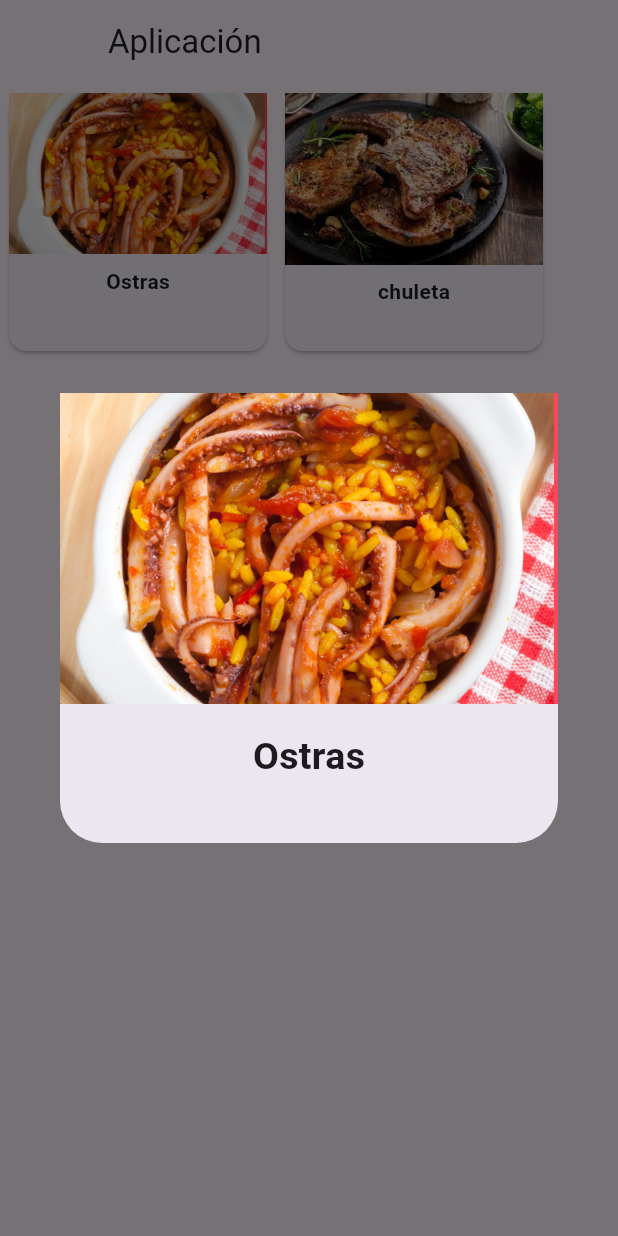
After one commit to nonimusCode/loginFlutter, a Flutter app: the MenuDesk screen opened directly, after a tap on "Ostras", on a phone screen of 412 x 824 dp. The commit adds this screen. Run offline on Flutter 3.47's test engine with Material 3 defaults, Android fonts, the phone set to English and light mode, and no system bars; our stand-ins replace bloc, flutter_bloc; network calls fail.

Commit message:
Menu HomePageconAssets

```diff
--- a/lib/main.dart
+++ b/lib/main.dart
@@ -2,9 +2,6 @@ import 'package:flutter/material.dart';
 import 'package:flutter_bloc/flutter_bloc.dart';
 import 'package:login/flutter_bloc/auth_bloc.dart';
 import 'package:login/screans/home_page.dart';
-import 'package:login/screans/login2_page.dart';
-import 'package:login/screans/login_page.dart';
-import 'package:login/screans/personal_page.dart';
 
 void main() {
   runApp(const MyApp());
--- /dev/null
+++ b/lib/screans/home_desk.dart
@@ -0,0 +1,95 @@
+import 'package:flutter/material.dart';
+
+class MenuDesk extends StatefulWidget {
+  const MenuDesk({super.key});
+
+  @override
+  State<MenuDesk> createState() => _MenuDeskState();
+}
+
+class _MenuDeskState extends State<MenuDesk> {
+  @override
+  Widget build(BuildContext context) {
+    return Scaffold(
+      appBar: AppBar(
+        leading: Padding(
+          padding: const EdgeInsets.all(8.0),
+          child: Image.network('https://github.com/images/modules/search/mona-love-2x.png'),
+          ),
+          title: const Text('Aplicación'),
+      ),
+      body: SingleChildScrollView(
+        child: Row(
+          children: [
+            _buildProductCard('Ostras', 'assets/calamar.png'),
+            _buildProductCard('chuleta', 'assets/chuleta.jpg'),
+           // _buildProductCard('frisby', 'assets/frisby.jpg'),
+            //_buildProductCard('hamburguesa', 'assets/hamburguesa.png'),
+            //_buildProductCard('salchipapas', 'assets/salchipapas.jpg'),
+            //_buildProductCard('sushi', 'assets/sushi.jpg'),
+
+          ],
+        ),
+      ),
+     );
+  }
+
+  Widget _buildProductCard(String productName, String srcPath) {
+    return Padding(
+      padding: const EdgeInsets.all(2.0),
+      child: SizedBox(
+        width: 180,
+        height: 180,
+        child: GestureDetector(
+          onTap: (){
+            showDialog(
+              context: context,
+              builder: (_)=>Dialog(
+                child: _showDialogCostome(productName, srcPath),
+              )
+              );
+          },
+          child: Card(
+            child: Column(
+              crossAxisAlignment: CrossAxisAlignment.start,
+              children: [
+                Image.asset(
+                  srcPath,
+                  fit: BoxFit.contain,
+                  ),
+                  Center(
+                    child: Padding(
+                      padding:EdgeInsets.all(8.0),
+                      child: Text(
+                        productName,
+                        style: TextStyle(fontSize: 14, fontWeight: FontWeight.bold),
+                      ),
+                      ),
+                  )
+              ],
+            ),
+          ),
+        ),
+      ),
+      );
+  }
+  Widget _showDialogCostome(String productName, String srcPath){
+    return Container(
+      height: 300,
+      width: 400,
+
+      child: Column(
+        children: [
+          Image.asset(srcPath),
+          Center(
+            child:
+            Padding(padding: EdgeInsets.all(17.0),
+            child:
+            Text(productName, style: TextStyle(fontSize: 25, fontWeight: FontWeight.bold) )
+            ),
+          )
+        ],
+        ),
+    );
+  }
+}
```
Also changed, not shown: lib/screans/home_page.dart (+39 -3 lines), pubspec.lock.
